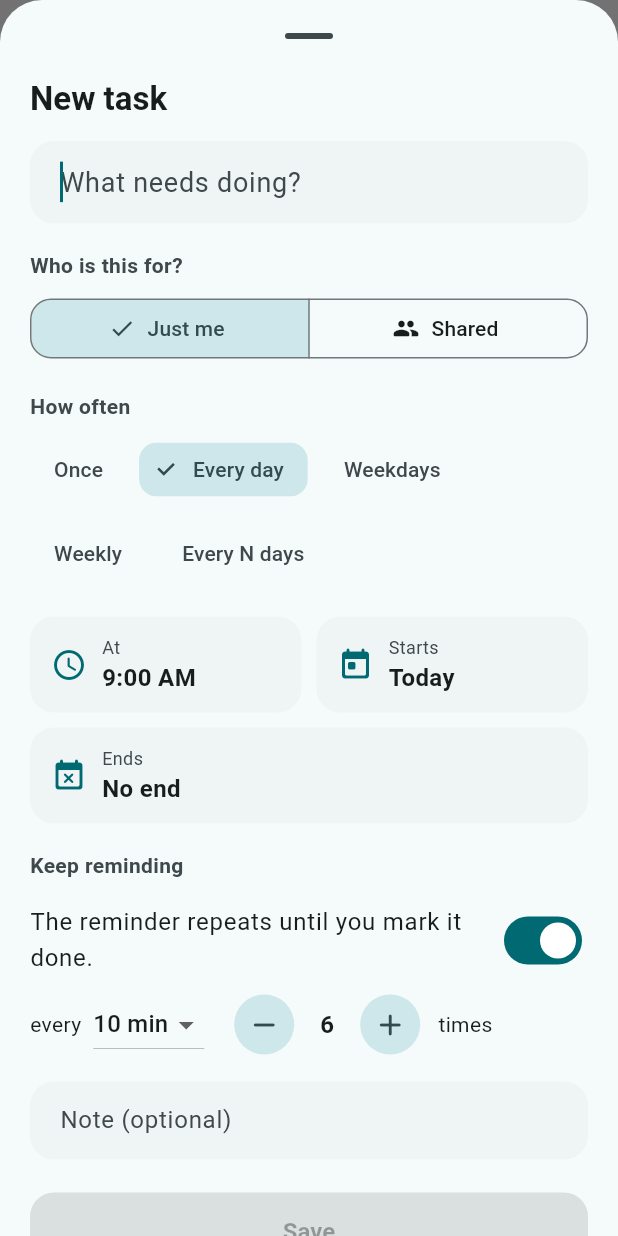
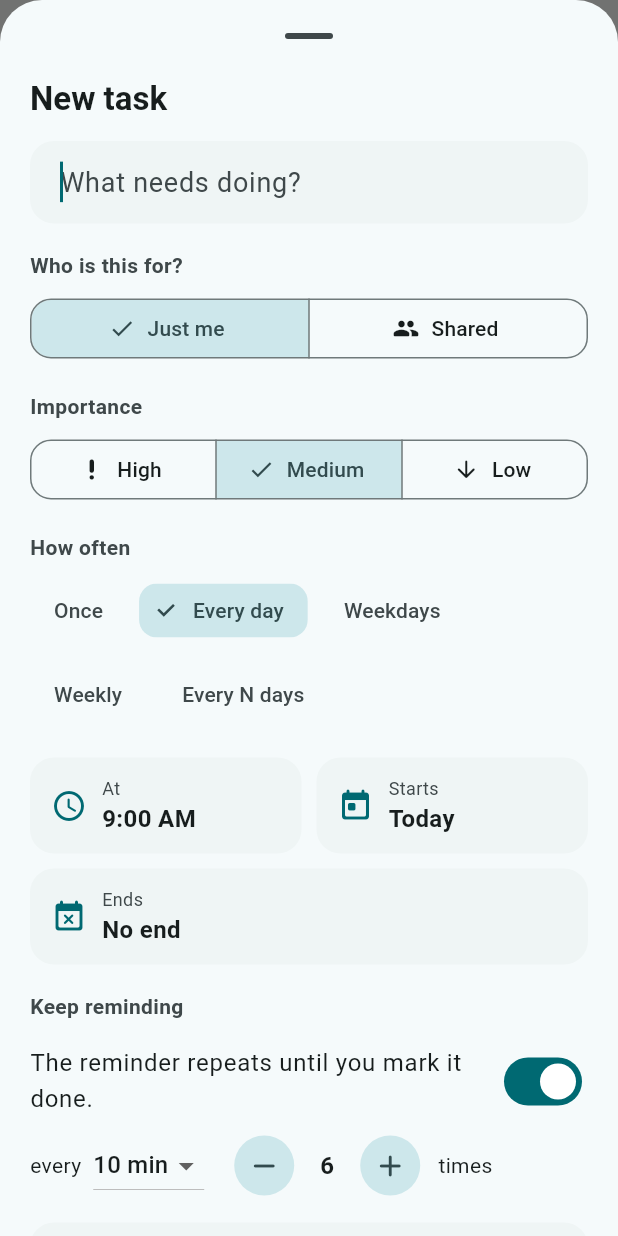
Before and after one commit to zaferdajani/Im-Done, a Flutter app: the screen it shows after launch, after a tap on "Type instead", on a phone screen of 412 x 824 dp. Run offline on Flutter 3.47's test engine with Material 3 defaults, Android fonts, the phone set to English and light mode, and no system bars; our stand-ins replace app_links, cloud_firestore, firebase_auth, firebase_core, firebase_messaging, flutter_local_notifications and 9 more; missing offline and left inert: mobile_scanner, record; accounts and stored records are empty.

Commit message:
Every task carries an importance: high, medium (default) or low
Chosen on the editor, shown on the list (high in red, low muted) and the
detail screen, high sorts first among today's open tasks, and the voice
pipeline reads it from the words ("urgent", "ضروري", "not important").
Tasks saved before this read as medium. en + ar.

Co-Authored-By: Claude Fable 5.1 <noreply@anthropic.com>
Claude-Session: https://claude.ai/code/session_01V3YgCv6Luc1KinkhtoDUbx

```diff
--- a/lib/l10n/strings.dart
+++ b/lib/l10n/strings.dart
@@ -142,6 +142,10 @@ class L10n {
     required this.voiceUnconfigured,
     required this.heardLabel,
     required this.spokenIn,
+    required this.importanceLabel,
+    required this.importanceHigh,
+    required this.importanceMedium,
+    required this.importanceLow,
     required this.quickStartTitle,
     required this.quickStartHint,
     required this.yourName,
@@ -309,6 +313,10 @@ class L10n {
   final String voiceUnconfigured;
   final String heardLabel;
   final String spokenIn;
+  final String importanceLabel;
+  final String importanceHigh;
+  final String importanceMedium;
+  final String importanceLow;
   final String quickStartTitle;
   final String quickStartHint;
   final String yourName;
@@ -481,6 +489,10 @@ class L10n {
     voiceUnconfigured: 'Voice understanding is not switched on yet. Using the phone\'s own recognition for now.',
     heardLabel: 'Heard',
     spokenIn: 'Spoken in',
+    importanceLabel: 'Importance',
+    importanceHigh: 'High',
+    importanceMedium: 'Medium',
+    importanceLow: 'Low',
     quickStartTitle: 'Start in two seconds',
     quickStartHint: 'No email, no password. Type your name and you are in; you get a personal code people can use to add you to a task.',
     yourName: 'Your name',
@@ -649,6 +661,10 @@ class L10n {
     voiceUnconfigured: 'فهم الصوت لم يُفعَّل بعد. سيُستخدم تعرف الهاتف على الكلام حاليًا.',
     heardLabel: 'ما سُمع',
     spokenIn: 'قيلت بـ',
+    importanceLabel: 'الأهمية',
+    importanceHigh: 'عالية',
+    importanceMedium: 'متوسطة',
+    importanceLow: 'منخفضة',
     quickStartTitle: 'ابدأ خلال ثانيتين',
     quickStartHint: 'بلا بريد ولا كلمة مرور. اكتب اسمك وتدخل مباشرة، وتحصل على رمز شخصي يستخدمه الآخرون لإضافتك إلى مهمة.',
     yourName: 'اسمك',
--- a/lib/models/task.dart
+++ b/lib/models/task.dart
@@ -5,6 +5,10 @@ enum TaskKind { personal, shared }
 
 /// How often the task recurs.
 enum Frequency { once, daily, weekdays, weekly, everyNDays }
+
+/// How much the task matters. Medium is the default; high sorts first on
+/// the day's list and is marked in red, low in grey.
+enum Importance { high, medium, low }
 
 /// A completion of one occurrence (one calendar day) of a task.
 ///
@@ -104,6 +108,7 @@ class Task {
     this.language,
     this.dialect,
     this.transcript,
+    this.importance = Importance.medium,
   });
 
   final String id;
@@ -148,6 +153,8 @@ class Task {
   final String? dialect;
   final String? transcript;
 
+  final Importance importance;
+
   bool get isShared => kind == TaskKind.shared;
 
   Task copyWith({
@@ -174,6 +181,7 @@ class Task {
     String? language,
     String? dialect,
     String? transcript,
+    Importance? importance,
   }) =>
       Task(
         id: id,
@@ -199,6 +207,7 @@ class Task {
         language: language ?? this.language,
         dialect: dialect ?? this.dialect,
         transcript: transcript ?? this.transcript,
+        importance: importance ?? this.importance,
       );
 
   Map<String, dynamic> toJson() => {
@@ -226,6 +235,7 @@ class Task {
         if (language != null) 'language': language,
         if (dialect != null) 'dialect': dialect,
         if (transcript != null) 'transcript': transcript,
+        'importance': importance.name,
       };
 
   static Task fromJson(Map<String, dynamic> j) => Task(
@@ -264,6 +274,7 @@ class Task {
         language: j['language'] as String?,
         dialect: j['dialect'] as String?,
         transcript: j['transcript'] as String?,
+        importance: Importance.values.where((i) => i.name == j['importance']).firstOrNull ?? Importance.medium,
       );
 
   String encode() => jsonEncode(toJson());
--- a/lib/services/reminder_scheduler.dart
+++ b/lib/services/reminder_scheduler.dart
@@ -6,7 +6,7 @@ import 'package:timezone/data/latest_all.dart' as tzdata;
 import 'package:timezone/timezone.dart' as tz;
 
 import '../l10n/strings.dart';
-import '../models/task.dart';
+import '../models/task.dart' hide Importance;
 import '../models/task_logic.dart';
 
 /// What a tapped notification carries back into the app.
--- a/lib/services/voice/understanding_service.dart
+++ b/lib/services/voice/understanding_service.dart
@@ -23,6 +23,7 @@ class Understanding {
     this.date,
     this.periodDays,
     this.note,
+    this.importance,
     this.engine,
   });
 
@@ -38,6 +39,7 @@ class Understanding {
   final DateTime? date;
   final int? periodDays;
   final String? note;
+  final Importance? importance;
   final String? engine;
 
   static Understanding fromJson(Map<String, dynamic> j) {
@@ -62,6 +64,7 @@ class Understanding {
       date: date,
       periodDays: asInt(j['periodDays']),
       note: (j['note'] as String?)?.trim(),
+      importance: Importance.values.where((i) => i.name == j['importance']).firstOrNull,
       engine: j['engine'] as String?,
     );
   }
@@ -93,6 +96,7 @@ Task applyUnderstanding(Task draft, Understanding u) {
     periodStart: start,
     periodEnd: end,
     note: (u.note?.isNotEmpty ?? false) ? u.note : draft.note,
+    importance: u.importance ?? draft.importance,
     language: u.language,
     dialect: u.dialect,
     transcript: u.transcript.isEmpty ? null : u.transcript,
--- a/lib/ui/format.dart
+++ b/lib/ui/format.dart
@@ -45,3 +45,22 @@ String frequencySummary(L10n l, String lang, Task t) {
   }
   return base;
 }
+
+String importanceName(L10n l, Importance i) => switch (i) {
+      Importance.high => l.importanceHigh,
+      Importance.medium => l.importanceMedium,
+      Importance.low => l.importanceLow,
+    };
+
+/// Red for high, nothing special for medium, muted for low.
+Color? importanceColor(ColorScheme scheme, Importance i) => switch (i) {
+      Importance.high => scheme.error,
+      Importance.medium => null,
+      Importance.low => scheme.outline,
+    };
+
+IconData importanceIcon(Importance i) => switch (i) {
+      Importance.high => Icons.priority_high_rounded,
+      Importance.medium => Icons.remove_rounded,
+      Importance.low => Icons.arrow_downward_rounded,
+    };
--- a/lib/ui/home_screen.dart
+++ b/lib/ui/home_screen.dart
@@ -45,7 +45,11 @@ class HomeScreen extends ConsumerWidget {
 
     final dueToday = tasks.where((t) => isDueOn(t, today)).toList()
       ..sort((a, b) => (a.hour * 60 + a.minute).compareTo(b.hour * 60 + b.minute));
-    final open = dueToday.where((t) => !isDoneOn(t, today)).toList();
+    final open = dueToday.where((t) => !isDoneOn(t, today)).toList()
+      ..sort((a, b) {
+        final byImportance = a.importance.index.compareTo(b.importance.index);
+        return byImportance != 0 ? byImportance : (a.hour * 60 + a.minute).compareTo(b.hour * 60 + b.minute);
+      });
     final doneList = dueToday.where((t) => isDoneOn(t, today)).toList();
 
     // Next 7 days, excluding today.
--- a/lib/ui/task_detail_screen.dart
+++ b/lib/ui/task_detail_screen.dart
@@ -104,6 +104,7 @@ class TaskDetailScreen extends ConsumerWidget {
                 text: task.nagEveryMinutes == 0 ? l.nagOff : '${l.nagEvery} ${task.nagEveryMinutes} min × ${task.nagRepeats}',
               ),
               _Pill(icon: task.isShared ? Icons.group_rounded : Icons.person_rounded, text: task.isShared ? l.kindShared : l.kindPersonal),
+              _Pill(icon: importanceIcon(task.importance), text: '${l.importanceLabel}: ${importanceName(l, task.importance)}'),
               if (languageLabel(task.language, task.dialect, lang) case final spoken?)
                 _Pill(icon: Icons.translate_rounded, text: '${l.spokenIn} $spoken'),
             ],
--- a/lib/ui/task_editor_sheet.dart
+++ b/lib/ui/task_editor_sheet.dart
@@ -181,6 +181,17 @@ class _TaskEditorSheetState extends ConsumerState<TaskEditorSheet> {
                 padding: const EdgeInsets.only(top: 8),
                 child: Text(l.kindSharedHint, style: TextStyle(color: scheme.onSurfaceVariant, fontSize: 13)),
               ),
+            const SizedBox(height: 18),
+            _Label(l.importanceLabel),
+            SegmentedButton<Importance>(
+              segments: [
+                ButtonSegment(value: Importance.high, label: Text(l.importanceHigh), icon: Icon(importanceIcon(Importance.high))),
+                ButtonSegment(value: Importance.medium, label: Text(l.importanceMedium)),
+                ButtonSegment(value: Importance.low, label: Text(l.importanceLow), icon: Icon(importanceIcon(Importance.low))),
+              ],
+              selected: {_t.importance},
+              onSelectionChanged: (s) => _set(_t.copyWith(importance: s.first)),
+            ),
             const SizedBox(height: 18),
             _Label(l.frequencyLabel),
             Wrap(
--- a/lib/ui/task_tile.dart
+++ b/lib/ui/task_tile.dart
@@ -71,6 +71,15 @@ class TaskTile extends ConsumerWidget {
                           style: TextStyle(fontWeight: FontWeight.w600, color: overdue ? scheme.error : scheme.primary),
                         ),
                         Text(frequencySummary(l, lang, task), style: TextStyle(color: scheme.onSurfaceVariant, fontSize: 13)),
+                        if (task.importance != Importance.medium)
+                          Row(
+                            mainAxisSize: MainAxisSize.min,
+                            children: [
+                              Icon(importanceIcon(task.importance), size: 14, color: importanceColor(scheme, task.importance)),
+                              const SizedBox(width: 2),
+                              Text(importanceName(l, task.importance), style: TextStyle(color: importanceColor(scheme, task.importance), fontSize: 12, fontWeight: FontWeight.w600)),
+                            ],
+                          ),
                         if (languageLabel(task.language, task.dialect, lang) case final spoken?)
                           Row(
                             mainAxisSize: MainAxisSize.min,
```
Also changed, not shown: 3 other files.
